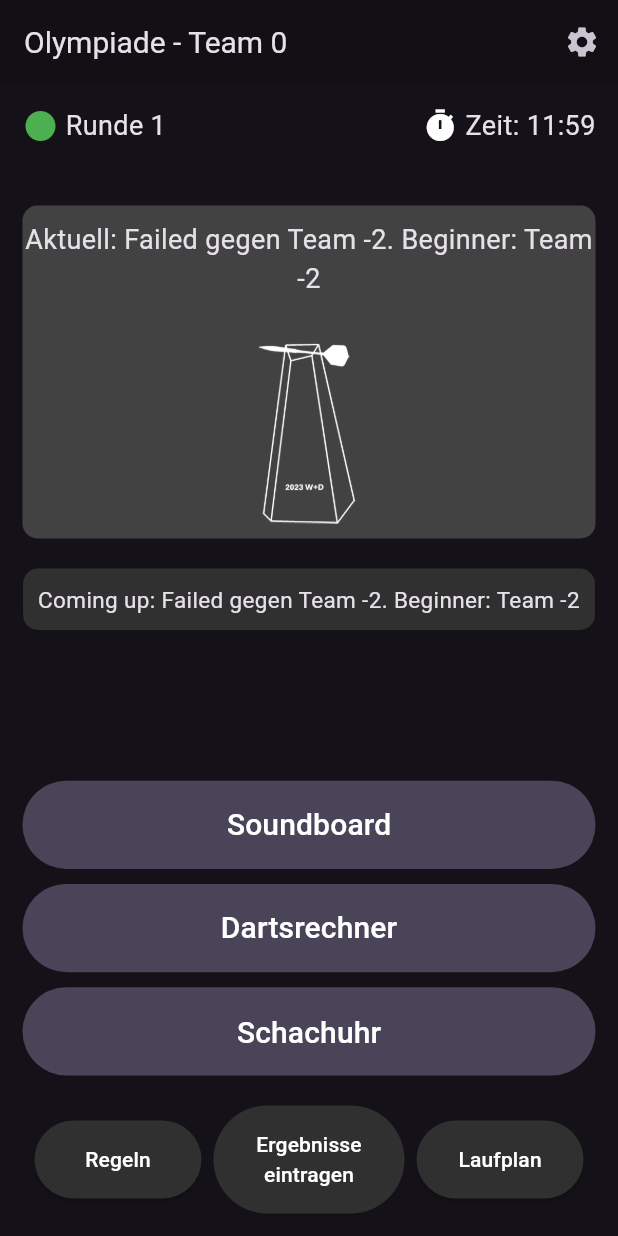
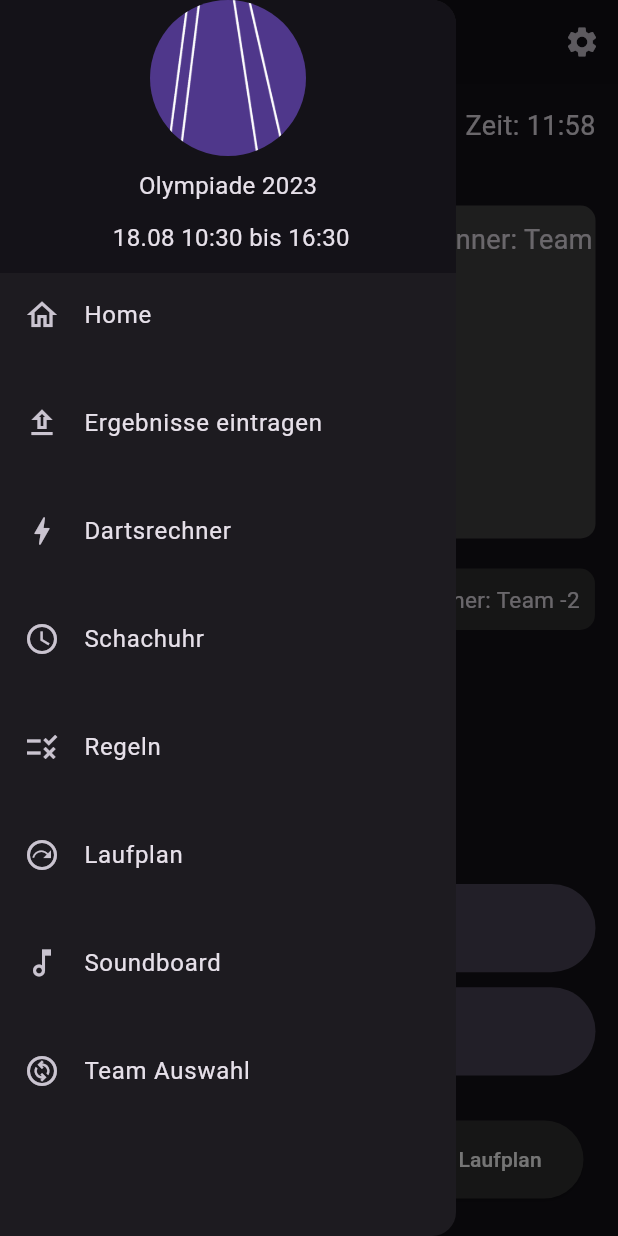
Before and after one commit to PhoenixFlyy/MiniOlympiade, a Flutter app: the MainMenu screen opened directly, with the side drawer open (before the commit the screen has no drawer), on a phone screen of 412 x 824 dp. Run offline on Flutter 3.47's test engine with Material 2 defaults, Android fonts, the phone set to English and light mode, and no system bars; our stand-ins replace audioplayers, firebase_core, firebase_database, shared_preferences; accounts and stored records are empty.

Commit message:
NavigationDrawer

```diff
--- a/winter_olympiade/lib/MainMenu.dart
+++ b/winter_olympiade/lib/MainMenu.dart
@@ -5,7 +5,7 @@ import 'package:firebase_database/firebase_database.dart';
 import 'package:flutter/material.dart';
 import 'package:flutter/services.dart';
 import 'package:intl/intl.dart';
-import 'package:olympiade/utils/Soundboard.dart';
+import 'package:olympiade/utils/MainMenuNavigationDrawer.dart';
 import 'package:shared_preferences/shared_preferences.dart';
 
 import 'ChessClock.dart';
@@ -386,6 +386,12 @@ class _MainMenuState extends State<MainMenu> {
           ),
         ],
       ),
+      drawer: MainMenuNavigationDrawer(
+          currentRound: currentRound,
+          selectedRound: currentRound,
+          teamNumber: selectedTeam,
+          eventStartTime: _eventStartTime,
+          eventEndTime: _eventEndTime),
       body: Padding(
         padding: const EdgeInsets.all(15),
         child: Column(
@@ -477,25 +483,6 @@ class _MainMenuState extends State<MainMenu> {
             ),
             Column(
               children: [
-                Padding(
-                  padding: const EdgeInsets.only(bottom: 10),
-                  child: SizedBox(
-                    height: MediaQuery.of(context).size.height / 14,
-                    width: double.infinity,
-                    child: FilledButton.tonal(
-                      onPressed: () {
-                        Navigator.push(
-                            context,
-                            MaterialPageRoute(
-                                builder: (context) => const SoundBoard()));
-                      },
-                      child: const Text(
-                        'Soundboard',
-                        style: TextStyle(fontSize: 20, color: Colors.white),
-                      ),
-                    ),
-                  ),
-                ),
                 Padding(
                   padding: const EdgeInsets.only(bottom: 10),
                   child: SizedBox(
--- /dev/null
+++ b/winter_olympiade/lib/utils/MainMenuNavigationDrawer.dart
@@ -0,0 +1,153 @@
+import 'package:flutter/material.dart';
+import 'package:intl/intl.dart';
+import 'package:olympiade/DartCalculator.dart';
+import 'package:olympiade/MainMenu.dart';
+import 'package:olympiade/Rules.dart';
+import 'package:olympiade/SchedulePage.dart';
+import 'package:olympiade/TeamSelection.dart';
+import 'package:olympiade/UploadPointsScreen.dart';
+import 'package:olympiade/utils/MatchData.dart';
+import 'package:olympiade/utils/Soundboard.dart';
+
+class MainMenuNavigationDrawer extends StatelessWidget {
+  final int currentRound;
+  final int selectedRound;
+  final int teamNumber;
+  final DateTime eventStartTime;
+  final DateTime eventEndTime;
+  const MainMenuNavigationDrawer(
+      {super.key,
+      required this.currentRound,
+      required this.selectedRound,
+      required this.teamNumber,
+      required this.eventStartTime,
+      required this.eventEndTime});
+
+  @override
+  Widget build(BuildContext context) => Drawer(
+        child: SingleChildScrollView(
+          child: Column(
+            crossAxisAlignment: CrossAxisAlignment.stretch,
+            children: <Widget>[
+              buildHeader(context),
+              buildMenuItems(context),
+            ],
+          ),
+        ),
+      );
+
+  Widget buildHeader(BuildContext context) => Material(
+        child: InkWell(
+          onTap: () {},
+          child: Container(
+            padding: EdgeInsets.only(
+              top: MediaQuery.of(context).padding.top,
+            ),
+            child: Column(
+              children: [
+                const CircleAvatar(
+                  radius: 52,
+                  backgroundImage: AssetImage("assets/pokalganz.png"),
+                ),
+                const SizedBox(height: 8),
+                const Text("Olympiade 2023", style: TextStyle(fontSize: 16)),
+                const SizedBox(height: 12),
+                Row(
+                  mainAxisAlignment: MainAxisAlignment.center,
+                  children: [
+                    Text(DateFormat(' dd.MM HH:mm').format(eventStartTime),
+                        style: const TextStyle(fontSize: 16)),
+                    const Text(" bis ", style: TextStyle(fontSize: 16)),
+                    Text(DateFormat('HH:mm').format(eventEndTime),
+                        style: const TextStyle(fontSize: 16)),
+                  ],
+                ),
+                const SizedBox(height: 12),
+              ],
+            ),
+          ),
+        ),
+      );
+
+  Widget buildMenuItems(BuildContext context) => Wrap(
+        runSpacing: 16,
+        children: [
+          ListTile(
+            leading: const Icon(Icons.home_outlined),
+            title: const Text('Home'),
+            onTap: () {
+              Navigator.pop(context);
+              Navigator.of(context).push(
+                  MaterialPageRoute(builder: (context) => const MainMenu()));
+            },
+          ),
+          ListTile(
+            leading: const Icon(Icons.upload_outlined),
+            title: const Text('Ergebnisse eintragen'),
+            onTap: () {
+              Navigator.pop(context);
+              Navigator.of(context).push(MaterialPageRoute(
+                  builder: (context) => UploadResults(
+                      currentRound: currentRound, teamNumber: teamNumber)));
+            },
+          ),
+          ListTile(
+            leading: const Icon(Icons.bolt_outlined),
+            title: const Text('Dartsrechner'),
+            onTap: () {
+              Navigator.pop(context);
+              Navigator.of(context).push(MaterialPageRoute(
+                  builder: (context) => const DartsRechner()));
+            },
+          ),
+          ListTile(
+            leading: const Icon(Icons.access_time_outlined),
+            title: const Text('Schachuhr'),
+            onTap: () {
+              Navigator.pop(context);
+              Navigator.of(context).push(
+                  MaterialPageRoute(builder: (context) => const MainMenu()));
+            },
+          ),
+          ListTile(
+            leading: const Icon(Icons.rule_outlined),
+            title: const Text('Regeln'),
+            onTap: () {
+              Navigator.pop(context);
+              Navigator.of(context)
+                  .push(MaterialPageRoute(builder: (context) => RulesScreen()));
+            },
+          ),
+          ListTile(
+            leading: const Icon(Icons.next_plan_outlined),
+            title: const Text('Laufplan'),
+            onTap: () {
+              Navigator.pop(context);
+              Navigator.of(context).push(MaterialPageRoute(
+                  builder: (context) => SchedulePage(
+                      pairings: pairings,
+                      disciplines: disciplines,
+                      currentRowForColor: currentRound)));
+            },
+          ),
+          ListTile(
+            leading: const Icon(Icons.music_note_outlined),
+            title: const Text('Soundboard'),
+            onTap: () {
+              Navigator.pop(context);
+              Navigator.of(context).push(
+                  MaterialPageRoute(builder: (context) => const SoundBoard()));
+            },
+          ),
+          ListTile(
+            leading: const Icon(Icons.change_circle_outlined),
+            title: const Text('Team Auswahl'),
+            onTap: () {
+              Navigator.pop(context);
+              Navigator.of(context).pushReplacement(MaterialPageRoute(
+                  builder: (context) => const TeamSelection()));
+            },
+          ),
+        ],
+      );
+}
--- a/winter_olympiade/lib/utils/Soundboard.dart
+++ b/winter_olympiade/lib/utils/Soundboard.dart
@@ -41,7 +41,7 @@ class SoundBoard extends StatelessWidget {
               PlayButton("Start / Ende der Runde", playStartSound),
               PlayButton("1 Minute übrig", playWhooshSound),
               PlayButton("Pause", playWhistleSound),
-              PlayButton("SIUUU 1", playSiuuuSound),
+              PlayButton("SIUUU", playSiuuuSound),
               PlayButton("Villager", playVillagerSound),
               PlayButton("Yeet", playYeetSound),
             ],
```
